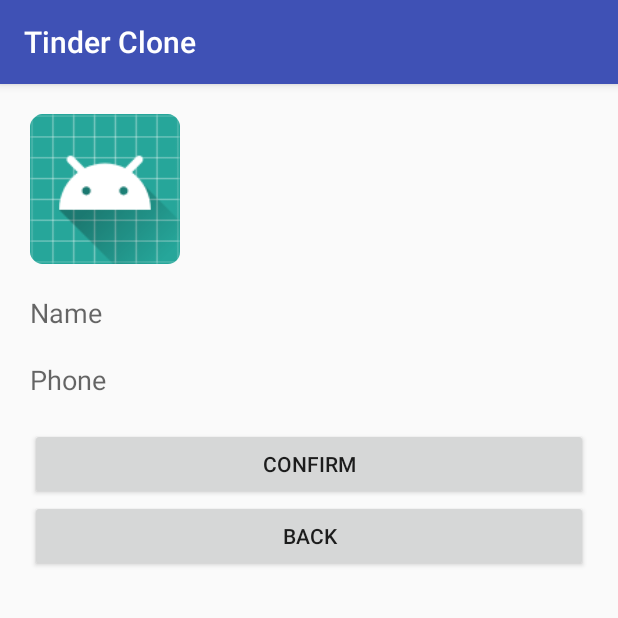
After one commit to GabrielShaukan/Cari-Pacar, an Android app: the SettingsActivity screen opened directly, with no data from a screen before it, on a phone screen of 412 x 824 dp, the top half of it. The commit adds this screen. Run offline under Robolectric (Android 15) with nearby library versions, the phone set to English and light mode, and no system bars; our stand-ins replace Firebase (no records; nobody signed in at launch, a user with empty details on screens opened directly).

Commit message:
Finished Settings activity layout and init of components

```diff
--- a/app/src/main/AndroidManifest.xml
+++ b/app/src/main/AndroidManifest.xml
@@ -18,7 +18,8 @@
             </intent-filter>
         </activity>
         <activity android:name=".RegistrationActivity" />
-        <activity android:name=".LoginActivity"></activity>
+        <activity android:name=".LoginActivity" />
+        <activity android:name=".SettingsActivity"></activity>
     </application>
 
 </manifest>
--- a/app/src/main/java/com/shaukan/gabriel/tinderclone/MainActivity.java
+++ b/app/src/main/java/com/shaukan/gabriel/tinderclone/MainActivity.java
@@ -215,5 +215,8 @@ public class MainActivity extends AppCompatActivity {
     }
 
     public void goToSettings(View view) {
+        Intent intent = new Intent(MainActivity.this, SettingsActivity.class);
+        startActivity(intent);
+        return;
     }
 }
--- /dev/null
+++ b/app/src/main/java/com/shaukan/gabriel/tinderclone/SettingsActivity.java
@@ -0,0 +1,47 @@
+package com.shaukan.gabriel.tinderclone;
+
+import android.net.Uri;
+import android.support.v7.app.AppCompatActivity;
+import android.os.Bundle;
+import android.widget.Button;
+import android.widget.EditText;
+import android.widget.ImageView;
+
+import com.google.firebase.auth.FirebaseAuth;
+import com.google.firebase.database.DatabaseReference;
+import com.google.firebase.database.FirebaseDatabase;
+
+public class SettingsActivity extends AppCompatActivity {
+
+    private EditText mNameField, mPhoneField;
+
+    private Button mBack, mConfirm;
+
+    private ImageView mProfileImage;
+
+    private FirebaseAuth mAuth;
+    private DatabaseReference mCustomerDatabase;
+
+    private String userId, name, phone, profileImageUrl;
+
+    private Uri resultUri;
+
+
+    @Override
+    protected void onCreate(Bundle savedInstanceState) {
+        super.onCreate(savedInstanceState);
+        setContentView(R.layout.activity_settings);
+
+        mNameField = (EditText) findViewById(R.id.name);
+        mPhoneField = (EditText) findViewById(R.id.phone);
+
+        mProfileImage = (ImageView) findViewById(R.id.profileImg);
+
+        mBack = (Button) findViewById(R.id.back);
+        mConfirm = (Button) findViewById(R.id.confirm);
+
+        mAuth = FirebaseAuth.getInstance();
+        userId = mAuth.getCurrentUser().getUid();
+        mCustomerDatabase = FirebaseDatabase.getInstance().getReference().child("Users").child("Customers").child(userId);
+    }
+}
--- /dev/null
+++ b/app/src/main/res/layout/activity_settings.xml
@@ -0,0 +1,46 @@
+<?xml version="1.0" encoding="utf-8"?>
+<LinearLayout xmlns:android="http://schemas.android.com/apk/res/android"
+    xmlns:app="http://schemas.android.com/apk/res-auto"
+    xmlns:tools="http://schemas.android.com/tools"
+    android:layout_width="match_parent"
+    android:layout_height="match_parent"
+    tools:context=".SettingsActivity"
+    android:orientation="vertical"
+    android:padding="20sp">
+
+    <ImageView
+        android:layout_width="100sp"
+        android:layout_height="100sp"
+        android:id="@+id/profileImg"
+        android:src="@mipmap/ic_launcher"
+        android:layout_marginBottom="20sp"/>
+
+    <EditText
+        android:layout_width="match_parent"
+        android:layout_height="wrap_content"
+        android:background="@null"
+        android:id="@+id/name"
+        android:hint="Name"
+        android:layout_marginBottom="20sp"/>
+
+    <EditText
+        android:layout_width="match_parent"
+        android:layout_height="wrap_content"
+        android:background="@null"
+        android:id="@+id/phone"
+        android:hint="Phone"
+        android:layout_marginBottom="20sp"/>
+
+    <Button
+        android:layout_width="match_parent"
+        android:layout_height="wrap_content"
+        android:id="@+id/confirm"
+        android:text="confirm"/>
+
+    <Button
+        android:layout_width="match_parent"
+        android:layout_height="wrap_content"
+        android:id="@+id/back"
+        android:text="back"/>
+
+</LinearLayout>
```
